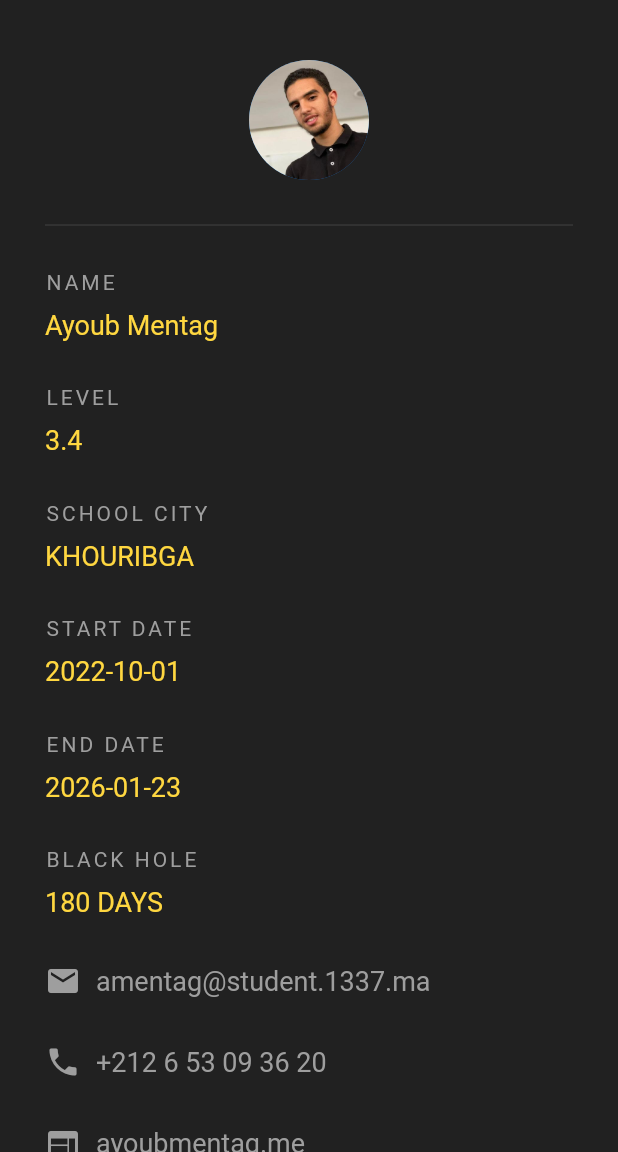
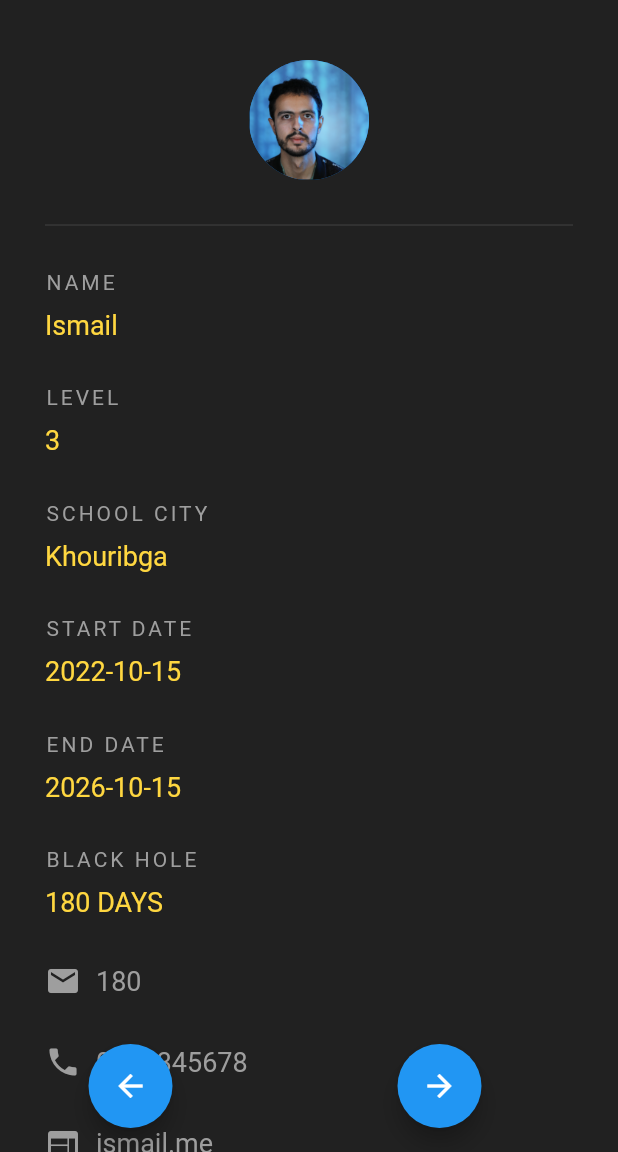
Before and after one commit to Ayoub-Mentag/student_42_id, a Flutter app: the screen it shows after launch, on a phone screen of 412 x 824 dp, the part 84-1236 px from its top. Run offline on Flutter 3.47's test engine with Material 2 defaults, Android fonts, the phone set to English and light mode, and no system bars.

Commit message:
go through three users

```diff
--- a/lib/main.dart
+++ b/lib/main.dart
@@ -2,6 +2,33 @@
 
 import 'package:flutter/foundation.dart';
 import 'package:flutter/material.dart';
+
+class Student {
+  var img;
+  var name;
+  var level;
+  var schoolCity;
+  var startDate;
+  var endDate;
+  var blackHole;
+  var email;
+  var tel;
+  var website;
+
+  Student(String img, String name, String level, String schoolCity, String startDate, String endDate, String blackHole, String email, String tel, String website)
+  {
+    this.img = img;
+    this.name = name;
+    this.level = level;
+    this.schoolCity = schoolCity;
+    this.startDate = startDate;
+    this.endDate = endDate;
+    this.blackHole = blackHole;
+    this.email = email;
+    this.tel = tel;
+    this.website = website;
+  }
+}
 
 void main() {
   runApp(MaterialApp(
@@ -9,7 +36,21 @@ void main() {
   ));
 }
 
-class Home extends StatelessWidget {
+
+
+class Home extends StatefulWidget {
+  @override
+  State<Home> createState() => _HomeState();
+}
+
+class _HomeState extends State<Home> {
+  List<Student> students = [
+    Student('ibouaddi.png' ,'Ismail', '3', 'Khouribga', '2022-10-15', '2026-10-15', '180', 'ismail@gmail.com', '0612345678', 'ismail.me'),
+    Student('amentag.png' ,'Ayoub', '3', 'Khouribga', '2022-10-14', '2026-10-14', '181', 'ayoub@gmail.com', '0687654321', 'ayoub.me'),
+    Student('mafoukal.png' ,'Mohammed', '3', 'Khouribga', '2022-10-13', '2026-10-13', '182', 'mohammed@gmail.com', '0687546321', 'mohammed.me'),
+  ];
+  int i = 0;
+
   @override
   Widget build(BuildContext context) {
     return Scaffold(
@@ -19,6 +60,35 @@ class Home extends StatelessWidget {
         backgroundColor: Colors.grey[850],
         elevation: 0.0,
       ),
+      floatingActionButton: Row(
+        mainAxisAlignment: MainAxisAlignment.spaceAround,
+        children: [
+          FloatingActionButton(
+            onPressed: () {
+              setState(() {
+                if (i > 0)
+                  i -= 1;
+                else {
+                  i = 0;
+                }
+              });
+            },
+            child: Icon(Icons.arrow_back),
+          ),
+          FloatingActionButton(
+            onPressed: () {
+              setState(() {
+                if (i < students.length - 1)
+                  i += 1;
+                else {
+                  i = students.length - 1;
+                }
+              });
+            },
+            child: Icon(Icons.arrow_forward),
+          ),
+        ],
+      ),
       body: Padding(
         padding: EdgeInsets.fromLTRB(30.0, 40.0, 30.0, 0.0),
         child: Column(
@@ -26,7 +96,7 @@ class Home extends StatelessWidget {
           children: <Widget>[
             Center(
               child: CircleAvatar(
-                backgroundImage: AssetImage('assets/profile.jpeg'),
+                backgroundImage: AssetImage('assets/${students[i].img}'),
                 radius: 40.0,
               ),
             ),
@@ -43,7 +113,7 @@ class Home extends StatelessWidget {
             ),
             SizedBox(height: 10.0,),
             Text(
-              'Ayoub Mentag',
+              '${students[i].name}',
               style: TextStyle(
                 fontSize: 18.0,
                 color: Colors.amberAccent,
@@ -59,7 +129,7 @@ class Home extends StatelessWidget {
             ),
             SizedBox(height: 10.0,),
             Text(
-              '3.4',
+              '${students[i].level}',
               style: TextStyle(
                 fontSize: 18.0,
                 color: Colors.amberAccent,
@@ -75,7 +145,7 @@ class Home extends StatelessWidget {
             ),
             SizedBox(height: 10.0,),
             Text(
-              'KHOURIBGA',
+              '${students[i].schoolCity}',
               style: TextStyle(
                 fontSize: 18.0,
                 color: Colors.amberAccent,
@@ -91,7 +161,7 @@ class Home extends StatelessWidget {
             ),
             SizedBox(height: 10.0,),
             Text(
-              '2022-10-01',
+              '${students[i].startDate}',
               style: TextStyle(
                 fontSize: 18.0,
                 color: Colors.amberAccent,
@@ -107,7 +177,7 @@ class Home extends StatelessWidget {
             ),
             SizedBox(height: 10.0,),
             Text(
-              '2026-01-23',
+              '${students[i].endDate}',
               style: TextStyle(
                 fontSize: 18.0,
                 color: Colors.amberAccent,
@@ -123,7 +193,7 @@ class Home extends StatelessWidget {
             ),
             SizedBox(height: 10.0,),
             Text(
-              '180 DAYS',
+              '${students[i].blackHole} DAYS',
               style: TextStyle(
                 fontSize: 18.0,
                 color: Colors.amberAccent,
@@ -131,14 +201,14 @@ class Home extends StatelessWidget {
             ),
             SizedBox(height: 30.0,),
             Row(
-              children: const <Widget>[
+              children: <Widget>[
                 Icon(
                   Icons.email,
                   color: Colors.grey,
                 ),
                 SizedBox(width: 10.0,),
                 Text(
-                  'amentag@student.1337.ma',
+                  '${students[i].blackHole}',
                   style: TextStyle(
                     fontSize: 18.0,
                     color: Colors.grey,
@@ -148,14 +218,14 @@ class Home extends StatelessWidget {
             ),
             SizedBox(height: 30.0,),
             Row(
-              children: const <Widget>[
+              children: <Widget>[
                 Icon(
                   Icons.phone,
                   color: Colors.grey,
                 ),
                 SizedBox(width: 10.0,),
                 Text(
-                  '+212 6 53 09 36 20',
+                  '${students[i].tel}',
                   style: TextStyle(
                     fontSize: 18.0,
                     color: Colors.grey,
@@ -165,14 +235,14 @@ class Home extends StatelessWidget {
             ),
             SizedBox(height: 30.0,),
             Row(
-              children: const <Widget>[
+              children: <Widget>[
                 Icon(
                   Icons.web,
                   color: Colors.grey,
                 ),
                 SizedBox(width: 10.0,),
                 Text(
-                  'ayoubmentag.me',
+                  '${students[i].website}',
                   style: TextStyle(
                     fontSize: 18.0,
                     color: Colors.grey,
--- a/pubspec.yaml
+++ b/pubspec.yaml
@@ -61,7 +61,9 @@ flutter:
 
   # To add assets to your application, add an assets section, like this:
   assets:
-     - assets/profile.jpeg
+     - assets/amentag.png
+     - assets/ibouaddi.png
+     - assets/mafoukal.png
 
   # An image asset can refer to one or more resolution-specific "variants", see
   # https://flutter.dev/assets-and-images/#resolution-aware
```
Also changed, not shown: assets/amentag.png (added), assets/ibouaddi.png (added), assets/mafoukal.png (added), assets/profile.jpeg (deleted), pubspec.lock, 18 other files.
